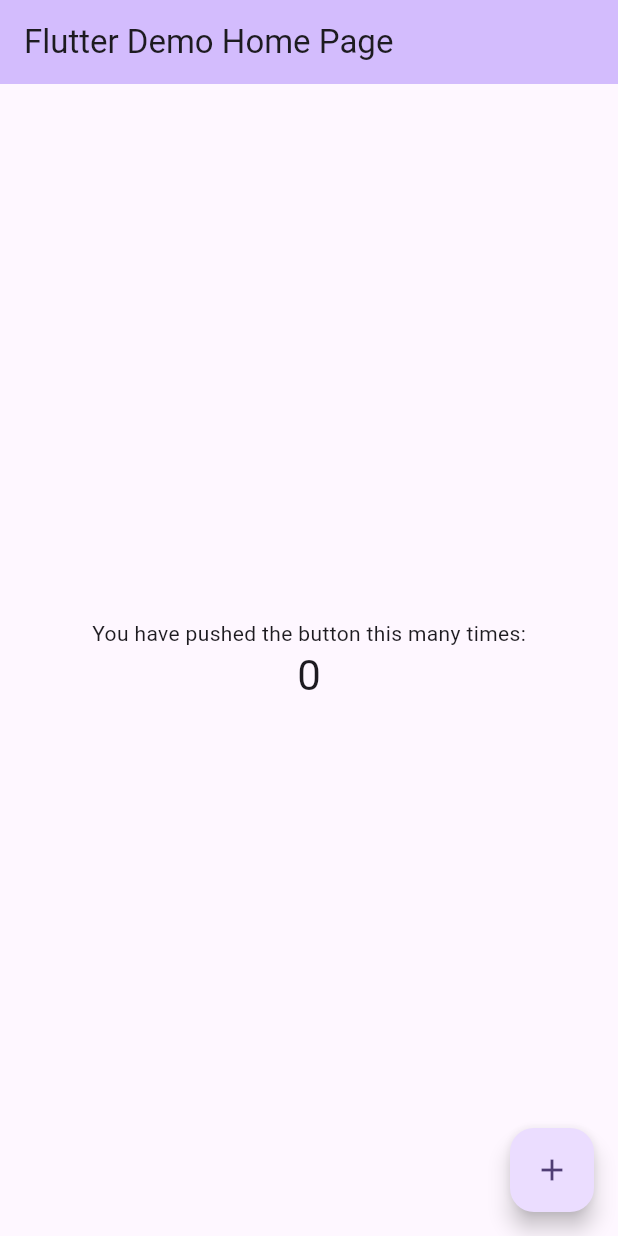
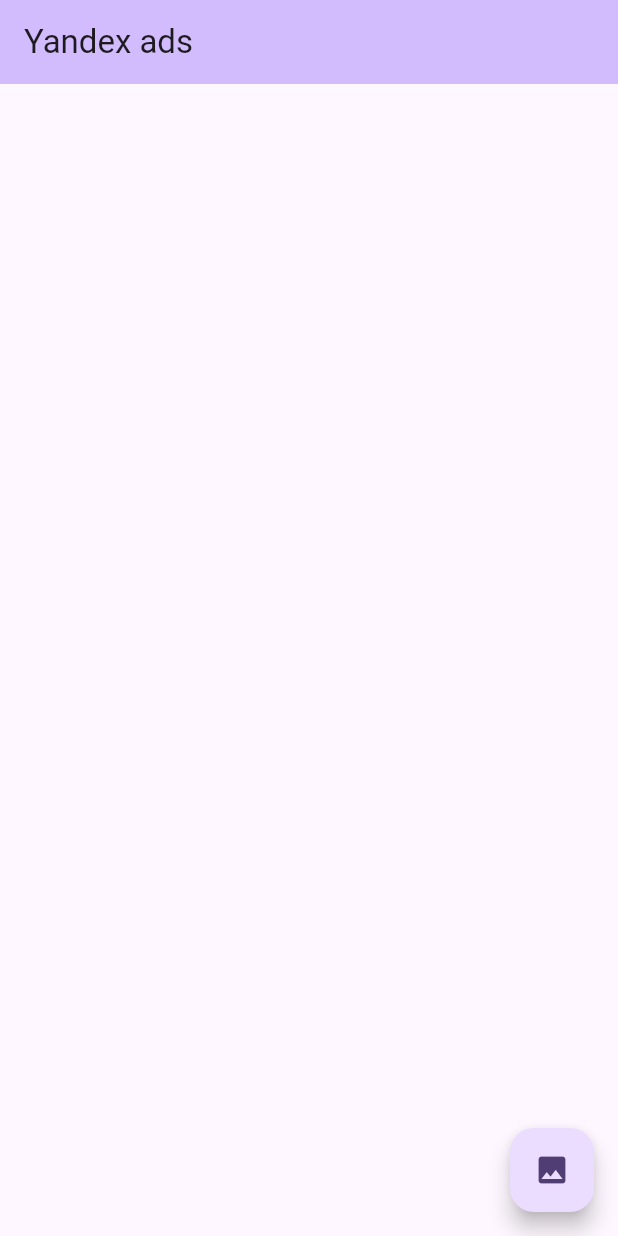
Before and after one commit to azimjaan21/yandex_ads_test, a Flutter app: the screen it shows after launch, on a phone screen of 412 x 824 dp. Run offline on Flutter 3.47's test engine with Material 3 defaults, Android fonts, the light colour scheme and no system bars; missing offline and left inert: yandex_mobileads.

Commit message:
test is finished. YandexAds is integrated.

```diff
--- a/lib/main.dart
+++ b/lib/main.dart
@@ -1,4 +1,5 @@
 import 'package:flutter/material.dart';
+import 'package:yandex_mobileads/mobile_ads.dart';
 
 void main() {
   runApp(const MyApp());
@@ -12,11 +13,10 @@ class MyApp extends StatelessWidget {
     return MaterialApp(
       title: 'Flutter Demo',
       theme: ThemeData(
-
         colorScheme: ColorScheme.fromSeed(seedColor: Colors.deepPurple),
         useMaterial3: true,
       ),
-      home: const MyHomePage(title: 'Flutter Demo Home Page'),
+      home: const MyHomePage(title: 'Yandex ads'),
     );
   }
 }
@@ -31,45 +31,57 @@ class MyHomePage extends StatefulWidget {
 }
 
 class _MyHomePageState extends State<MyHomePage> {
-  int _counter = 0;
 
-  void _incrementCounter() {
+
+  @override
+  void initState() {
+    super.initState();
+    MobileAds.setUserConsent(true);
+    MobileAds.setAgeRestrictedUser(true);
+    MobileAds.initialize();
+  }
+BannerAdSize getAdSize(){
+final screenWidth= MediaQuery.sizeOf(context).width.round();
+return BannerAdSize.sticky(width: screenWidth);
+}
+
+  late BannerAd banner;
+  var isBannerAlreadyCreated = false;
+
+  _loadAd() async {
+    banner = _createBanner();
     setState(() {
-
-      _counter++;
+      isBannerAlreadyCreated = true;
     });
+    //banner.loadAd(adRequest: const AdRequest());
   }
 
+_createBanner(){
+    return BannerAd(adUnitId: 'R-M-9298488-1', adSize: getAdSize(),
+    adRequest: const AdRequest(),
+    onAdLoaded: (){
+      if(!mounted){
+        banner.destroy();
+        return;
+      }
+    }
+    );
+}
   @override
   Widget build(BuildContext context) {
-
     return Scaffold(
       appBar: AppBar(
-
         backgroundColor: Theme.of(context).colorScheme.inversePrimary,
-
         title: Text(widget.title),
       ),
-      body: Center(
-
-        child: Column(
-
-          mainAxisAlignment: MainAxisAlignment.center,
-          children: <Widget>[
-            const Text(
-              'You have pushed the button this many times:',
-            ),
-            Text(
-              '$_counter',
-              style: Theme.of(context).textTheme.headlineMedium,
-            ),
-          ],
-        ),
+      body: Align(
+        alignment: Alignment.bottomCenter,
+        child: isBannerAlreadyCreated? AdWidget(bannerAd: banner,) : null,
       ),
       floatingActionButton: FloatingActionButton(
-        onPressed: _incrementCounter,
-        tooltip: 'Increment',
-        child: const Icon(Icons.add),
+        onPressed: _loadAd,
+        tooltip: 'Load Ad',
+        child: const Icon(Icons.image),
       ),
     );
   }
--- a/pubspec.yaml
+++ b/pubspec.yaml
@@ -13,7 +13,7 @@ dependencies:
     sdk: flutter
 
   cupertino_icons: ^1.0.6
-  yandex_mobileads: ^7.1.0
+  yandex_mobileads: ^6.1.0
 
 dev_dependencies:
   flutter_test:
```
Also changed, not shown: pubspec.lock, 1 other file.
